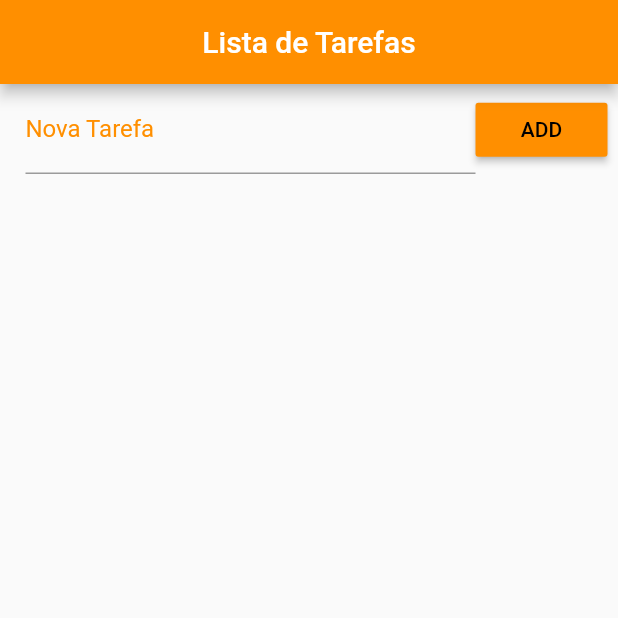
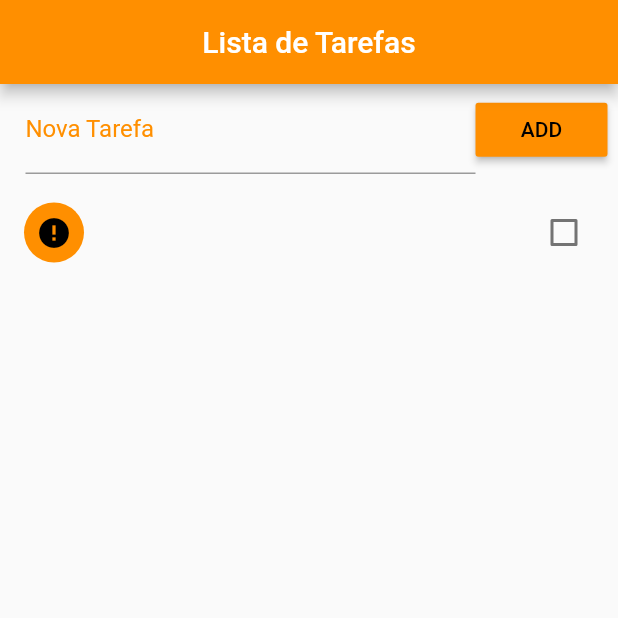
Before and after one commit to fpuntel/lista_tarefas, a Flutter app: the screen it shows after launch, after a tap on "ADD", on a phone screen of 412 x 824 dp, the top half of it. Run offline on Flutter 3.47's test engine with Material 2 defaults, Android fonts, the phone set to English and light mode, and no system bars.

```diff
--- a/lib/main.dart
+++ b/lib/main.dart
@@ -1,4 +1,5 @@
 import 'dart:async';
+//import 'dart:html';
 import 'dart:io';
 import 'dart:convert';
 import 'package:flutter/material.dart';
@@ -17,7 +18,67 @@ class Home extends StatefulWidget {
 }
 
 class _HomeState extends State<Home> {
+  final _toDoController = TextEditingController();
+
   List _toDoList = [];
+
+  // Mapa que acabamos de remover
+  Map<String, dynamic> _lastRemoved;
+  // Qual posicao foi removido
+  int _lastRemovedPos;
+
+  // Função chamada quando inicia o app
+  @override
+  void initState() {
+    super.initState();
+    /*
+      .then utilizado para que quando a função
+      _readData concluir será chamada a outra função
+     */
+    _readData().then((data) {
+      /*
+        _readData retorna um json e quando concluído
+        será decodificado no _toDoList
+        Utilizado o setState para atualizar a tela
+      */
+      setState(() {
+        _toDoList = json.decode(data);
+      });
+    });
+  }
+
+  void _addToDo() {
+    setState(() {
+      // Pegar texto do textfield
+      Map<String, dynamic> newToDo = Map();
+      newToDo["title"] = _toDoController.text;
+      _toDoController.text = ""; // limpar texto
+      newToDo["ok"] = false; // tarefa inicia como "nao realizada"
+      _toDoList.add(newToDo); // adiciona tarefa na lista
+      _saveData(); // Salva os dados na memória
+    });
+  }
+
+  Future<Null> _refresh() async{
+    await Future.delayed(Duration(seconds: 1));
+
+    // necessita ter dois argumentos
+    // a > b = retorna 1
+    // a == b = retorna 0
+    // a < b = numero negativo
+    _toDoList.sort((a, b){
+      if(a["ok"] && !b["ok"])return 1;
+      else if(!a["ok"] && b["ok"])return -1;
+      else return 0;
+    });
+
+    // Atualiza a lista
+    setState(() {
+      _saveData();
+    });
+
+    return null;
+  }
 
   @override
   Widget build(BuildContext context) {
@@ -36,6 +97,7 @@ class _HomeState extends State<Home> {
               children: <Widget>[
                 Expanded(
                   child: TextField(
+                    controller: _toDoController,
                     decoration: InputDecoration(
                         labelText: "Nova Tarefa",
                         labelStyle: TextStyle(color: Colors.amber[800])),
@@ -45,31 +107,98 @@ class _HomeState extends State<Home> {
                   color: Colors.amber[800],
                   child: Text("ADD"),
                   textColor: Colors.black,
-                  onPressed: () {},
+                  onPressed: _addToDo,
                 )
               ],
             ),
           ),
           Expanded(
+              child: RefreshIndicator(
                   child: ListView.builder(
                       // builder é um construtor que permite que construa a lista conforme for rodando
                       // elementos "escondidos" não serão renderizados e com isso não irão
                       // consumir recursos
                       padding: EdgeInsets.only(top: 10.0),
                       itemCount: _toDoList.length, // tamanho da lista
-                  itemBuilder: (context, index){
-                      return CheckboxListTile(
+                      itemBuilder: buildItem),
+                  onRefresh: _refresh)),
+        ],
+      ),
+    );
+  }
+
+  Widget buildItem(context, index) {
+    // Dismissible permite que excluimos o item
+    return Dismissible(
+      // key: String que vai definir qual dos itens foi excluido
+      // essa key deve ser diferente em cada um dos itens
+      // por isso utiliza a data agora em milissegundos
+      key: Key(DateTime.now().millisecondsSinceEpoch.toString()),
+      background: Container(
+        color: Colors.red,
+        child: Align(
+          // Parametros de Alignment:
+          // x e y devem receber a distancia para a esquerda
+          // e direita que o  item vai ficar.
+          // Valor de entre -1 a 1.
+          // Se passar 0 e 0 item fica no meio
+          alignment: Alignment(-0.9, 0.0),
+          child: Icon(Icons.delete, color: Colors.white),
+        ),
+      ),
+      direction: DismissDirection.startToEnd, // da esquerda para direita
+      child: CheckboxListTile(
         title: Text(_toDoList[index]["title"]),
         value: _toDoList[index]["ok"],
         secondary: CircleAvatar(
-                          child: Icon(_toDoList[index]["ok"]?
-                              Icons.check: Icons.error
+          backgroundColor: Colors.amber[800],
+          child: Icon(
+            _toDoList[index]["ok"] ? Icons.check : Icons.error,
+            color: Colors.black,
           ),
         ),
+        // Chamado quando clicado no elemento da lista:
+        onChanged: (c) {
+          setState(() {
+            // Armazena no index ok
+            _toDoList[index]["ok"] = c;
+            // Salva dados quando atualizado algum item na lista
+            _saveData();
+          });
+        },
+      ),
+      onDismissed: (direction) {
+        setState(() {
+          // Primeiramente salva o item que será removido
+          _lastRemoved = Map.from(_toDoList[index]);
+          _lastRemovedPos = index;
+          // Remove item da lista
+          _toDoList.removeAt(index);
+          // Salva lista com item removido
+          _saveData();
+
+          // snackbar informando a remoção do item
+          final snack = SnackBar(
+            content: Text("Tarefa " + _lastRemoved["title"] + " removida"),
+            action: SnackBarAction(
+                label: "Desfazer",
+                onPressed: () {
+                  setState(() {
+                    // Adiciona na posição que estava
+                    _toDoList.insert(_lastRemovedPos, _lastRemoved);
+                    _saveData();
+                  });
+                }),
+            duration: Duration(seconds: 2),
           );
-                  })),
-        ],
-      ),
+
+          // Remove snackbar da pilha antes de mostrar a nova
+          Scaffold.of(context).removeCurrentSnackBar();
+
+          // Para apresentar o snackbar
+          Scaffold.of(context).showSnackBar(snack);
+        });
+      },
     );
   }
 
```
Lines whose indentation alone changed are shown as unchanged.
